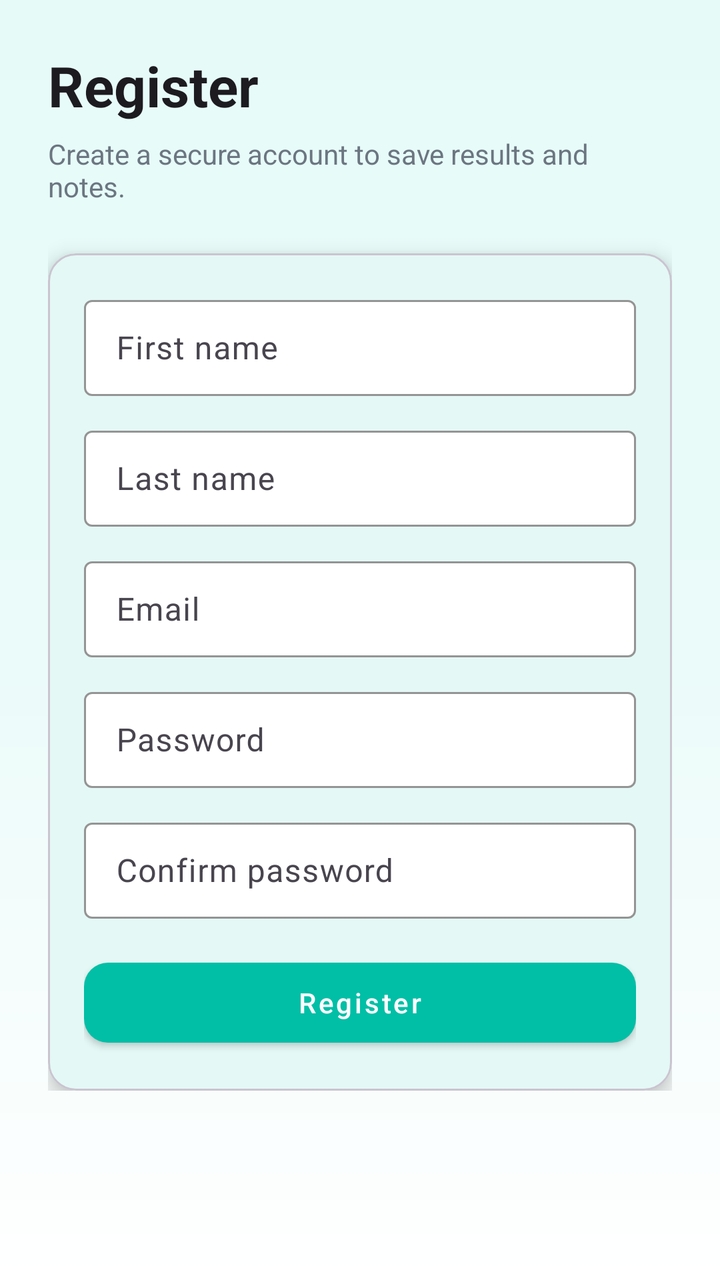
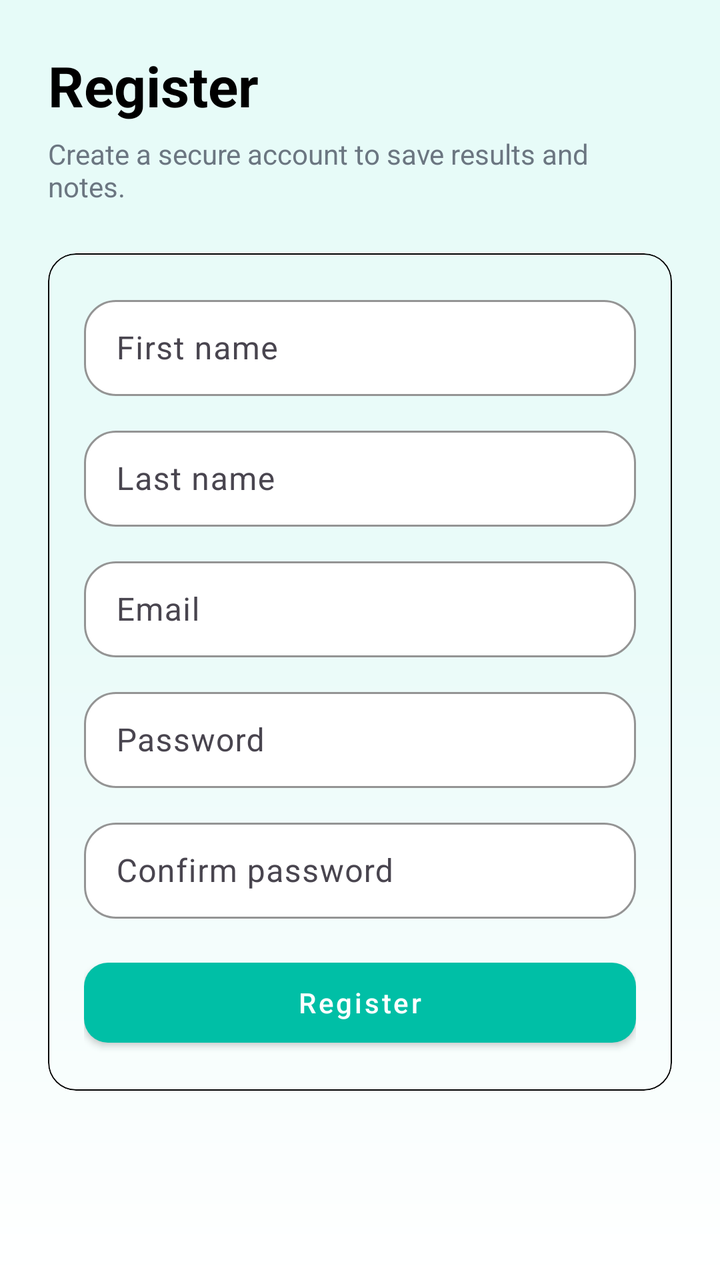

An Android layout rendered at two revisions. The XML below is the earlier revision; the diff shows what the commit changed to produce the second picture.
<!-- AndroidManifest.xml: application theme Theme.PneumoScan -->
<!-- res/layout/fragment_register.xml -->
<?xml version="1.0" encoding="utf-8"?>
<ScrollView xmlns:android="http://schemas.android.com/apk/res/android"
    xmlns:app="http://schemas.android.com/apk/res-auto"
    android:id="@+id/register_root"
    android:layout_width="match_parent"
    android:layout_height="match_parent"
    android:background="@drawable/bg_gradient"
    android:padding="24dp">

    <LinearLayout
        android:layout_width="match_parent"
        android:layout_height="wrap_content"
        android:orientation="vertical">

        
        <TextView
            android:id="@+id/tvHeader"
            android:layout_width="match_parent"
            android:layout_height="wrap_content"
            android:text="@string/register"
            android:textColor="?attr/colorOnBackground"
            android:textSize="28sp"
            android:textStyle="bold" />

        <TextView
            android:id="@+id/tvSubtitle"
            android:layout_width="match_parent"
            android:layout_height="wrap_content"
            android:layout_marginTop="6dp"
            android:text="Create a secure account to save results and notes."
            android:textColor="@color/pneumo_muted"
            android:textSize="14sp" />

        
        <com.google.android.material.card.MaterialCardView
            android:id="@+id/cardRegister"
            android:layout_width="match_parent"
            android:layout_height="wrap_content"
            android:layout_marginTop="24dp"
            app:cardCornerRadius="14dp"
            app:cardElevation="6dp">

            <LinearLayout
                android:layout_width="match_parent"
                android:layout_height="wrap_content"
                android:orientation="vertical"
                android:padding="18dp">

                <com.google.android.material.textfield.TextInputLayout
                    android:layout_width="match_parent"
                    android:layout_height="wrap_content"
                    android:hint="@string/first_name"
                    app:boxBackgroundColor="?attr/colorSurface"
                    app:boxStrokeColor="?attr/colorPrimary">

                    <com.google.android.material.textfield.TextInputEditText
                        android:id="@+id/etFirstName"
                        android:layout_width="match_parent"
                        android:layout_height="48dp" />
                </com.google.android.material.textfield.TextInputLayout>

                <com.google.android.material.textfield.TextInputLayout
                    android:layout_width="match_parent"
                    android:layout_height="wrap_content"
                    android:layout_marginTop="12dp"
                    android:hint="@string/last_name"
                    app:boxBackgroundColor="?attr/colorSurface"
                    app:boxStrokeColor="?attr/colorPrimary">

                    <com.google.android.material.textfield.TextInputEditText
                        android:id="@+id/etLastName"
                        android:layout_width="match_parent"
                        android:layout_height="48dp" />
                </com.google.android.material.textfield.TextInputLayout>

                <com.google.android.material.textfield.TextInputLayout
                    android:layout_width="match_parent"
                    android:layout_height="wrap_content"
                    android:layout_marginTop="12dp"
                    android:hint="@string/email"
                    app:boxBackgroundColor="?attr/colorSurface"
                    app:boxStrokeColor="?attr/colorPrimary">

                    <com.google.android.material.textfield.TextInputEditText
                        android:id="@+id/etEmail"
                        android:layout_width="match_parent"
                        android:layout_height="48dp"
                        android:inputType="textEmailAddress" />
                </com.google.android.material.textfield.TextInputLayout>

                <com.google.android.material.textfield.TextInputLayout
                    android:layout_width="match_parent"
                    android:layout_height="wrap_content"
                    android:layout_marginTop="12dp"
                    android:hint="@string/password"
                    app:boxBackgroundColor="?attr/colorSurface"
                    app:boxStrokeColor="?attr/colorPrimary">

                    <com.google.android.material.textfield.TextInputEditText
                        android:id="@+id/etPassword"
                        android:layout_width="match_parent"
                        android:layout_height="48dp"
                        android:inputType="textPassword" />
                </com.google.android.material.textfield.TextInputLayout>

                <com.google.android.material.textfield.TextInputLayout
                    android:layout_width="match_parent"
                    android:layout_height="wrap_content"
                    android:layout_marginTop="12dp"
                    android:hint="@string/confirm_password"
                    app:boxBackgroundColor="?attr/colorSurface"
                    app:boxStrokeColor="?attr/colorPrimary">

                    <com.google.android.material.textfield.TextInputEditText
                        android:id="@+id/etConfirmPassword"
                        android:layout_width="match_parent"
                        android:layout_height="48dp"
                        android:inputType="textPassword" />
                </com.google.android.material.textfield.TextInputLayout>

                <com.google.android.material.button.MaterialButton
                    android:id="@+id/btnRegister"
                    style="@style/Widget.MaterialComponents.Button"
                    android:layout_width="match_parent"
                    android:layout_height="52dp"
                    android:layout_marginTop="16dp"
                    android:text="@string/register"
                    android:textAllCaps="false"
                    app:backgroundTint="?attr/colorPrimary"
                    app:cornerRadius="12dp" />
            </LinearLayout>
        </com.google.android.material.card.MaterialCardView>
    </LinearLayout>
</ScrollView>
<!-- resources referenced by this layout -->
<resources>
  <color name="pneumo_muted">#6B7681</color>
  <!-- drawable bg_gradient (drawable) -->
  <?xml version="1.0" encoding="utf-8"?>
  <shape xmlns:android="http://schemas.android.com/apk/res/android" android:shape="rectangle">
      <gradient
          android:startColor="#E6FBF8"
          android:centerColor="#EAFBF9"
          android:endColor="#FFFFFF"
          android:angle="270"/>
  </shape>
  <string name="confirm_password">Confirm password</string>
  <string name="email">Email</string>
  <string name="first_name">First name</string>
  <string name="last_name">Last name</string>
  <string name="password">Password</string>
  <string name="register">Register</string>
  <style name="Theme.PneumoScan" parent="Base.Theme.PneumoScan" />
  <style name="Base.Theme.PneumoScan" parent="Theme.Material3.DayNight.NoActionBar">
          
          <item name="colorPrimary">@color/pneumo_primary</item>
          <item name="colorPrimaryVariant">@color/pneumo_primary_variant</item>
          <item name="colorOnPrimary">@color/pneumo_onPrimary</item>
  
          
          <item name="colorSecondary">@color/pneumo_secondary</item>
          <item name="colorOnSecondary">@color/pneumo_onPrimary</item>
  
          
          <item name="android:colorBackground">@color/pneumo_background</item>
          <item name="colorSurface">@color/pneumo_surface</item>
          <item name="colorOnSurface">@color/pneumo_onSurface</item>
  
          
  
      </style>
  <color name="pneumo_primary">#00BFA6</color>
  <color name="pneumo_primary_variant">#0AA78F</color>
  <color name="pneumo_onPrimary">#FFFFFF</color>
  <color name="pneumo_secondary">#3A86FF</color>
  <color name="pneumo_background">#F7FCFB</color>
  <color name="pneumo_surface">#FFFFFF</color>
  <color name="pneumo_onSurface">#0F1720</color>
</resources>

<!-- the commit's change to res/layout/fragment_register.xml (unified diff, before → after) -->
@@ -18,7 +18,7 @@
             android:layout_width="match_parent"
             android:layout_height="wrap_content"
             android:text="@string/register"
-            android:textColor="?attr/colorOnBackground"
+            android:textColor="@color/black"
             android:textSize="28sp"
             android:textStyle="bold" />
 
@@ -27,7 +27,7 @@
             android:layout_width="match_parent"
             android:layout_height="wrap_content"
             android:layout_marginTop="6dp"
-            android:text="Create a secure account to save results and notes."
+            android:text="@string/create_a_secure_account_to_save_results_and_notes"
             android:textColor="@color/pneumo_muted"
             android:textSize="14sp" />
 
@@ -38,7 +38,9 @@
             android:layout_height="wrap_content"
             android:layout_marginTop="24dp"
             app:cardCornerRadius="14dp"
-            app:cardElevation="6dp">
+            app:strokeWidth="0.5dp"
+            app:strokeColor="@color/black"
+            app:cardBackgroundColor="@android:color/transparent">
 
             <LinearLayout
                 android:layout_width="match_parent"
@@ -50,6 +52,10 @@
                     android:layout_width="match_parent"
                     android:layout_height="wrap_content"
                     android:hint="@string/first_name"
+                    app:boxCornerRadiusBottomEnd="16dp"
+                    app:boxCornerRadiusBottomStart="16dp"
+                    app:boxCornerRadiusTopEnd="16dp"
+                    app:boxCornerRadiusTopStart="16dp"
                     app:boxBackgroundColor="?attr/colorSurface"
                     app:boxStrokeColor="?attr/colorPrimary">
 
@@ -63,6 +69,10 @@
                     android:layout_width="match_parent"
                     android:layout_height="wrap_content"
                     android:layout_marginTop="12dp"
+                    app:boxCornerRadiusBottomEnd="16dp"
+                    app:boxCornerRadiusBottomStart="16dp"
+                    app:boxCornerRadiusTopEnd="16dp"
+                    app:boxCornerRadiusTopStart="16dp"
                     android:hint="@string/last_name"
                     app:boxBackgroundColor="?attr/colorSurface"
                     app:boxStrokeColor="?attr/colorPrimary">
@@ -77,6 +87,10 @@
                     android:layout_width="match_parent"
                     android:layout_height="wrap_content"
                     android:layout_marginTop="12dp"
+                    app:boxCornerRadiusBottomEnd="16dp"
+                    app:boxCornerRadiusBottomStart="16dp"
+                    app:boxCornerRadiusTopEnd="16dp"
+                    app:boxCornerRadiusTopStart="16dp"
                     android:hint="@string/email"
                     app:boxBackgroundColor="?attr/colorSurface"
                     app:boxStrokeColor="?attr/colorPrimary">
@@ -92,6 +106,10 @@
                     android:layout_width="match_parent"
                     android:layout_height="wrap_content"
                     android:layout_marginTop="12dp"
+                    app:boxCornerRadiusBottomEnd="16dp"
+                    app:boxCornerRadiusBottomStart="16dp"
+                    app:boxCornerRadiusTopEnd="16dp"
+                    app:boxCornerRadiusTopStart="16dp"
                     android:hint="@string/password"
                     app:boxBackgroundColor="?attr/colorSurface"
                     app:boxStrokeColor="?attr/colorPrimary">
@@ -107,6 +125,10 @@
                     android:layout_width="match_parent"
                     android:layout_height="wrap_content"
                     android:layout_marginTop="12dp"
+                    app:boxCornerRadiusBottomEnd="16dp"
+                    app:boxCornerRadiusBottomStart="16dp"
+                    app:boxCornerRadiusTopEnd="16dp"
+                    app:boxCornerRadiusTopStart="16dp"
                     android:hint="@string/confirm_password"
                     app:boxBackgroundColor="?attr/colorSurface"
                     app:boxStrokeColor="?attr/colorPrimary">
<!-- resource entries referenced after the edit -->
@@ -1,5 +1,6 @@
 <!-- resources referenced by this layout -->
 <resources>
+  <color name="black">#FF000000</color>
   <color name="pneumo_muted">#6B7681</color>
   <!-- drawable bg_gradient (drawable) -->
   <?xml version="1.0" encoding="utf-8"?>
@@ -11,6 +12,7 @@
           android:angle="270"/>
   </shape>
   <string name="confirm_password">Confirm password</string>
+  <string name="create_a_secure_account_to_save_results_and_notes">Create a secure account to save results and notes.</string>
   <string name="email">Email</string>
   <string name="first_name">First name</string>
   <string name="last_name">Last name</string>
